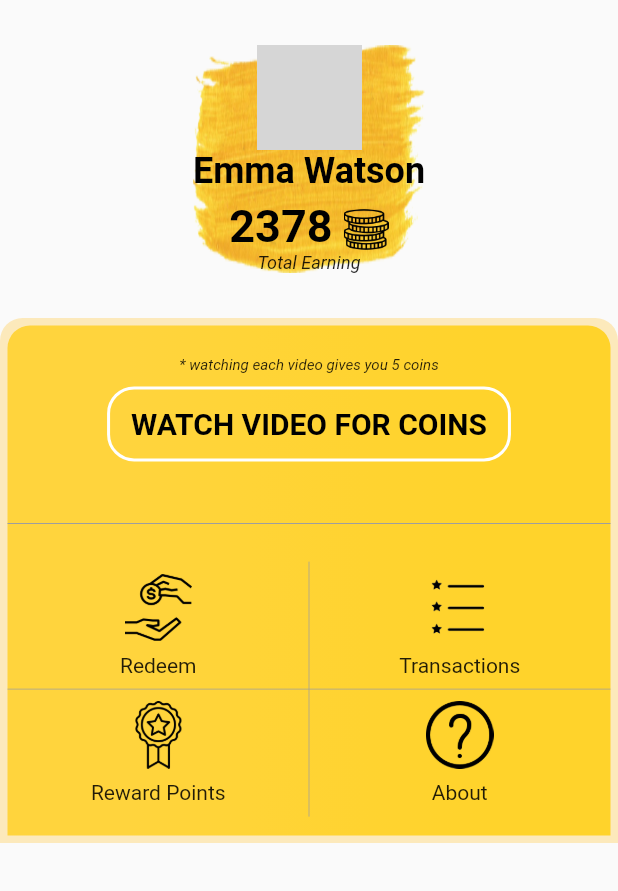
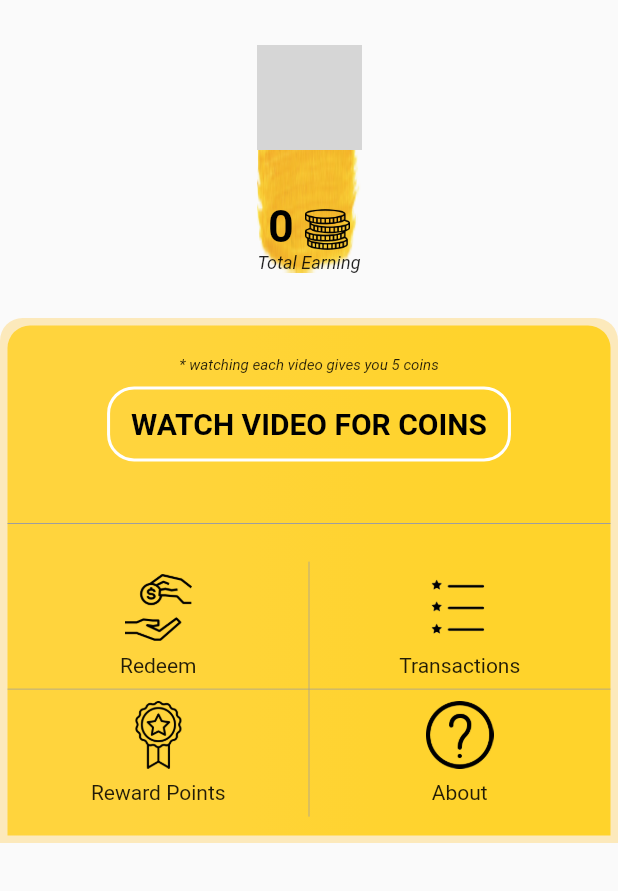
Before and after one commit to 2shrestha22/ad_earn, a Flutter app: the screen it shows once a user with an empty profile is signed in, on a phone screen of 412 x 824 dp, the part 345-1236 px from its top. Run offline on Flutter 3.47's test engine with Material 2 defaults, Android fonts, the phone set to English and light mode, and no system bars; our stand-ins replace bloc, cached_network_image, cloud_firestore, firebase_auth, firebase_core, flushbar and 7 more; missing offline and left inert: firebase_admob, flutter_facebook_auth; accounts and stored records are empty; generated files the repository leaves out were written again; network calls fail; grey boxes are pictures that could not be loaded.

Commit message:
adMob app id changed

```diff
--- a/lib/app_config.dart
+++ b/lib/app_config.dart
@@ -1,4 +1,4 @@
 library app_config;
 
-const String adMobAppId = 'ca-app-pub-5153400797408077~6452671599';
-const String rewardedAdUnitId = 'ca-app-pub-5153400797408077/3522561391';
+const String adMobAppId = 'ca-app-pub-2524142559921106~3095468799';
+const String rewardedAdUnitId = 'ca-app-pub-2524142559921106/7145845708';
--- a/lib/presentation/dashboard/widgets/user_details.dart
+++ b/lib/presentation/dashboard/widgets/user_details.dart
@@ -32,13 +32,12 @@ class UserDetailsView extends StatelessWidget {
                       shape: BoxShape.circle,
                       image: DecorationImage(
                         fit: BoxFit.cover,
-                        image: CachedNetworkImageProvider(
-                            'https://images.pexels.com/photos/1310522/pexels-photo-1310522.jpeg?auto=compress&cs=tinysrgb&dpr=1&w=500'),
+                        image: CachedNetworkImageProvider(s.userData.photoUrl),
                       ),
                     ),
                   ),
                   Text(
-                    'Emma Watson',
+                    s.userData.displayName,
                     style: TextStyle(
                         fontSize: 24,
                         color: Colors.black,
@@ -50,7 +49,7 @@ class UserDetailsView extends StatelessWidget {
                   RichText(
                     textAlign: TextAlign.center,
                     text: TextSpan(
-                      text: '2378',
+                      text: s.userData.coin.toString(),
                       style: TextStyle(
                         fontWeight: FontWeight.bold,
                         fontSize: 30,
```
Also changed, not shown: pubspec.lock, 1 other file.
